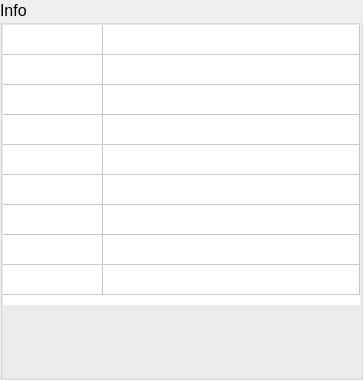
Above: source/wnd/ui/mrqinfo.ui from ww4u/megarobostudio before the change. Below: the same form after it.
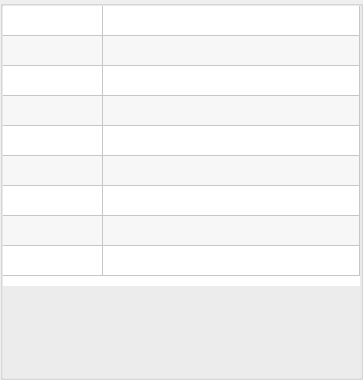
That is the form after the change.

Patch:
```diff
--- a/source/wnd/ui/mrqinfo.ui
+++ b/source/wnd/ui/mrqinfo.ui
@@ -37,7 +37,7 @@
    <item>
     <widget class="QGroupBox" name="groupBox">
      <property name="title">
-      <string>Info</string>
+      <string/>
      </property>
      <layout class="QVBoxLayout" name="verticalLayout_3">
       <property name="spacing">
@@ -78,6 +78,9 @@
         <property name="frameShadow">
          <enum>QFrame::Sunken</enum>
         </property>
+        <property name="alternatingRowColors">
+         <bool>true</bool>
+        </property>
         <property name="cornerButtonEnabled">
          <bool>true</bool>
         </property>
```
